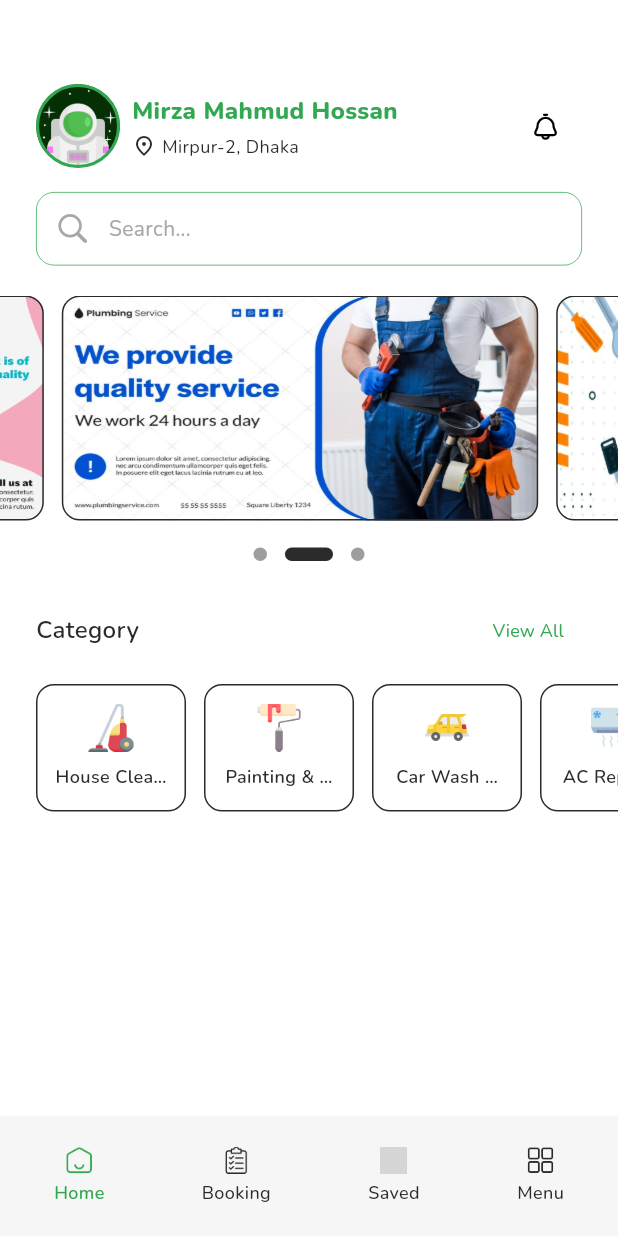
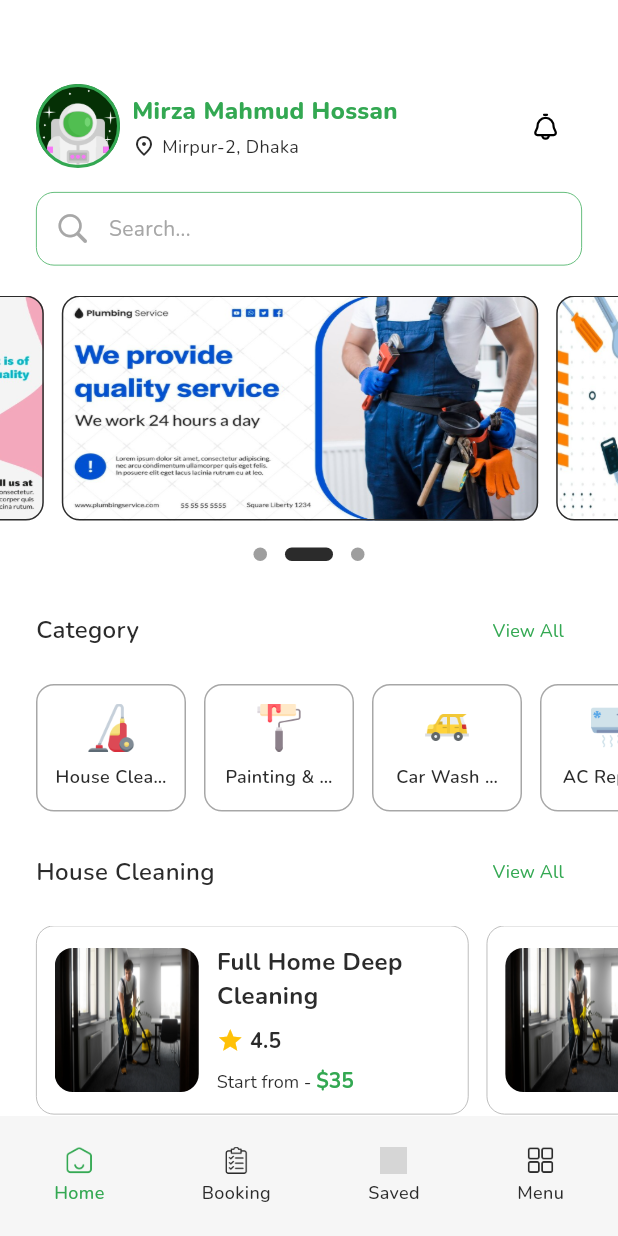
Before and after one commit to AppSync-Studio/worker_bridge, a Flutter app: the BottomNavScreens screen opened directly, on a phone screen of 412 x 824 dp. Run offline on Flutter 3.47's test engine with Material 3 defaults, Android fonts, the light colour scheme and no system bars; drawn by our look-alikes of carousel_slider, dots_indicator; our stand-ins replace flutter_svg, gap, get, google_fonts, smooth_page_indicator; grey boxes are pictures that could not be loaded.

Commit message:
feat(home screen): house_cleaning_design_complete

```diff
--- a/lib/utils/app_utils/app_image/app_image.dart
+++ b/lib/utils/app_utils/app_image/app_image.dart
@@ -12,4 +12,12 @@ class AppImage{
   static const String thirdBannerImage = "assets/images/third_banner.png";
 
   static const String profileAvatarImage = "assets/images/avatar.png";
+
+  // home cleaning service images
+  static const String fullHomeDeepCleanImage = "assets/images/house_cleaning/home_deep_cleaning.jpg";
+  static const String bathroomCleaningImage = "assets/images/house_cleaning/bathroom_cleaning.jpg";
+  static const String floorCleaningImage = "assets/images/house_cleaning/floor_cleaning.jpg";
+  static const String kitchenCleaningImage = "assets/images/house_cleaning/kitchen_cleaning.jpg";
+  static const String thaiGlassCleaningImage = "assets/images/house_cleaning/thai_glass_cleaning.jpg";
+  static const String windowCleaningImage = "assets/images/house_cleaning/window_cleaning.jpg";
 }
--- a/lib/view/screens/home/home_screen.dart
+++ b/lib/view/screens/home/home_screen.dart
@@ -5,6 +5,7 @@ import 'package:worker_bridge/view/screens/home/home_controller.dart';
 import 'package:worker_bridge/view/screens/home/inner_widget/home_banner_section.dart';
 import 'package:worker_bridge/view/screens/home/inner_widget/home_category_section.dart';
 import 'package:worker_bridge/view/screens/home/inner_widget/home_top_section.dart';
+import 'package:worker_bridge/view/screens/home/inner_widget/house_cleaning_section.dart';
 
 class HomeScreen extends StatefulWidget {
 
@@ -23,12 +24,6 @@ class _HomeScreenState extends State<HomeScreen> {
   }
 
   @override
-  void dispose() {
-
-    super.dispose();
-  }
-
-  @override
   Widget build(BuildContext context) {
 
     return GetBuilder<HomeController>(
@@ -36,9 +31,10 @@ class _HomeScreenState extends State<HomeScreen> {
         children: [
           // top section
           HomeTopSection(homeController: controller),
-          SingleChildScrollView(
+          Expanded(
+            child: SingleChildScrollView(
               physics: const BouncingScrollPhysics(),
-            padding: const EdgeInsetsDirectional.only(bottom: 20, top: 20),
+              padding: const EdgeInsetsDirectional.only(bottom: 20),
               child: Column(
                 crossAxisAlignment: CrossAxisAlignment.start,
                 children: [
@@ -46,8 +42,12 @@ class _HomeScreenState extends State<HomeScreen> {
                   HomeBannerSection(homeController: controller),
                   const Gap(16),
                   // category section
-                HomeCategorySection(homeController: controller)
+                  HomeCategorySection(homeController: controller),
+                  const Gap(16),
+                  // house cleaning section
+                  HouseCleaningSection(homeController: controller)
                 ],
+              ),
             ),
           )
         ],
--- a/lib/view/screens/home/inner_widget/home_category_section.dart
+++ b/lib/view/screens/home/inner_widget/home_category_section.dart
@@ -3,6 +3,7 @@ import 'package:google_fonts/google_fonts.dart';
 import 'package:worker_bridge/utils/app_utils/color/app_colors.dart';
 import 'package:worker_bridge/utils/app_utils/extensions/gap_extension.dart';
 import 'package:worker_bridge/view/screens/home/home_controller.dart';
+import 'package:worker_bridge/view/widgets/home/section_title_widget.dart';
 
 class HomeCategorySection extends StatelessWidget {
 
@@ -15,26 +16,7 @@ class HomeCategorySection extends StatelessWidget {
     return Column(
       crossAxisAlignment: CrossAxisAlignment.start,
       children: [
-        Padding(
-          padding: const EdgeInsetsDirectional.symmetric(horizontal: 24),
-          child: Row(
-            mainAxisAlignment: MainAxisAlignment.spaceBetween,
-            children: [
-              Text(
-                "Category",
-                style: GoogleFonts.nunito(color: AppColors.colorBlack, fontSize: 16, fontWeight: FontWeight.w600)
-              ),
-              TextButton(
-                onPressed: (){},
-                child: Text(
-                  "View All",
-                  textAlign: TextAlign.center,
-                  style: GoogleFonts.nunito(color: AppColors.primaryColor, fontSize: 12, fontWeight: FontWeight.w400),
-                )
-              )
-            ],
-          ),
-        ),
+        SectionTitleWidget(sectionTitle: "Category", onTap: (){}),
         12.00.sectionToContentGap,
         SingleChildScrollView(
           scrollDirection: Axis.horizontal,
@@ -46,7 +28,7 @@ class HomeCategorySection extends StatelessWidget {
               padding: const EdgeInsetsDirectional.symmetric(horizontal: 12, vertical: 12),
               margin: EdgeInsetsDirectional.only(end: index == homeController.categoryList.last ? 0 : 12),
               alignment: Alignment.center,
-              decoration: BoxDecoration(color: AppColors.colorWhite, borderRadius: BorderRadius.circular(12), border: Border.all(color: AppColors.colorBlack)),
+              decoration: BoxDecoration(color: AppColors.colorWhite, borderRadius: BorderRadius.circular(12), border: Border.all(color: AppColors.colorGrey)),
               child: Column(
                 crossAxisAlignment: CrossAxisAlignment.center,
                 mainAxisAlignment: MainAxisAlignment.center,
--- a/lib/view/screens/home/inner_widget/home_top_section.dart
+++ b/lib/view/screens/home/inner_widget/home_top_section.dart
@@ -17,7 +17,7 @@ class HomeTopSection extends StatelessWidget {
   Widget build(BuildContext context) {
 
     return Padding(
-      padding: const EdgeInsetsDirectional.only(start: 24, end: 24, top: 56),
+      padding: const EdgeInsetsDirectional.only(start: 24, end: 24, top: 56, bottom: 20),
       child: Column(
         children: [
           Row(
--- /dev/null
+++ b/lib/view/screens/home/inner_widget/house_cleaning_section.dart
@@ -0,0 +1,92 @@
+import 'package:flutter/material.dart';
+import 'package:gap/gap.dart';
+import 'package:google_fonts/google_fonts.dart';
+import 'package:worker_bridge/utils/app_utils/app_image/app_image.dart';
+import 'package:worker_bridge/utils/app_utils/color/app_colors.dart';
+import 'package:worker_bridge/utils/app_utils/extensions/gap_extension.dart';
+import 'package:worker_bridge/view/screens/home/home_controller.dart';
+import 'package:worker_bridge/view/widgets/home/section_title_widget.dart';
+
+class HouseCleaningSection extends StatelessWidget {
+
+  final HomeController homeController;
+  const HouseCleaningSection({required this.homeController, super.key});
+
+  @override
+  Widget build(BuildContext context) {
+
+    return Column(
+      crossAxisAlignment: CrossAxisAlignment.start,
+      children: [
+        SectionTitleWidget(sectionTitle: "House Cleaning", onTap: (){}),
+        12.00.sectionToContentGap,
+        SingleChildScrollView(
+          padding: const EdgeInsetsDirectional.symmetric(horizontal: 24),
+          scrollDirection: Axis.horizontal,
+          physics: const BouncingScrollPhysics(),
+          child: Row(
+            children: List.generate(4, (index) => Container(
+              padding: const EdgeInsetsDirectional.symmetric(horizontal: 12, vertical: 12),
+              margin: EdgeInsetsDirectional.only(end: index == 3 ? 0 : 12),
+              width: MediaQuery.of(context).size.width * 0.7,
+              decoration: BoxDecoration(
+                borderRadius: BorderRadius.circular(12),
+                border: Border.all(color: AppColors.colorGrey, width: 0.5)
+              ),
+              child: Row(
+                children: [
+                  ClipRRect(
+                    borderRadius: BorderRadius.circular(12),
+                    child: const Image(
+                      image: AssetImage(AppImage.fullHomeDeepCleanImage),
+                      fit: BoxFit.fill,
+                      height: 96, width: 96,
+                    ),
+                  ),
+                  const Gap(12),
+                  Expanded(
+                    child: Column(
+                      crossAxisAlignment: CrossAxisAlignment.start,
+                      children: [
+                        Text(
+                          "Full Home Deep Cleaning",
+                          style: GoogleFonts.nunito(color: AppColors.colorBlack, fontWeight: FontWeight.w700, fontSize: 16),
+                        ),
+                        const Gap(8),
+                        Row(
+                          children: [
+                            const Icon(Icons.star, color: Colors.amber, size: 18),
+                            const Gap(4),
+                            Text(
+                              "4.5",
+                              style: GoogleFonts.nunito(color: AppColors.colorBlack, fontSize: 14, fontWeight: FontWeight.w700),
+                            )
+                          ],
+                        ),
+                        const Gap(8),
+                        RichText(
+                          text: TextSpan(
+                            children: [
+                              TextSpan(
+                                text: "Start from - ",
+                                style: GoogleFonts.nunito(color: AppColors.colorBlack, fontSize: 12, fontWeight: FontWeight.w400)
+                              ),
+                              TextSpan(
+                                text: "\$35",
+                                style: GoogleFonts.nunito(color: AppColors.primaryColor, fontSize: 14, fontWeight: FontWeight.w700)
+                              )
+                            ]
+                          ),
+                        )
+                      ],
+                    ),
+                  )
+                ],
+              ),
+            )),
+          ),
+        )
+      ],
+    );
+  }
+}
--- /dev/null
+++ b/lib/view/widgets/home/section_title_widget.dart
@@ -0,0 +1,44 @@
+import 'package:flutter/material.dart';
+import 'package:google_fonts/google_fonts.dart';
+import 'package:worker_bridge/utils/app_utils/color/app_colors.dart';
+
+class SectionTitleWidget extends StatelessWidget {
+
+  final String sectionTitle;
+  final VoidCallback onTap;
+
+  const SectionTitleWidget({required this.sectionTitle, required this.onTap, super.key});
+
+  @override
+  Widget build(BuildContext context) {
+
+    return Padding(
+      padding: const EdgeInsetsDirectional.symmetric(horizontal: 24),
+      child: Row(
+        mainAxisAlignment: MainAxisAlignment.spaceBetween,
+        children: [
+          Text(
+            sectionTitle,
+            style: GoogleFonts.nunito(
+              color: AppColors.colorBlack,
+              fontSize: 16,
+              fontWeight: FontWeight.w600
+            )
+          ),
+          TextButton(
+            onPressed: onTap,
+            child: Text(
+              "View All",
+              textAlign: TextAlign.center,
+              style: GoogleFonts.nunito(
+                color: AppColors.primaryColor,
+                fontSize: 12,
+                fontWeight: FontWeight.w400
+              ),
+            )
+          )
+        ],
+      ),
+    );
+  }
+}
--- a/pubspec.yaml
+++ b/pubspec.yaml
@@ -69,6 +69,7 @@ flutter:
   assets:
     - assets/icons/
     - assets/images/
+    - assets/images/house_cleaning/
 
   # An image asset can refer to one or more resolution-specific "variants", see
   # https://flutter.dev/assets-and-images/#resolution-aware
```
Also changed, not shown: assets/images/house_cleaning/bathroom_cleaning.jpg (added), assets/images/house_cleaning/floor_cleaning.jpg (added), assets/images/house_cleaning/home_deep_cleaning.jpg (added), assets/images/house_cleaning/kitchen_cleaning.jpg (added), assets/images/house_cleaning/thai_glass_cleaning.jpg (added), assets/images/house_cleaning/window_cleaning.jpg (added). Lines whose indentation alone changed are shown as unchanged.
